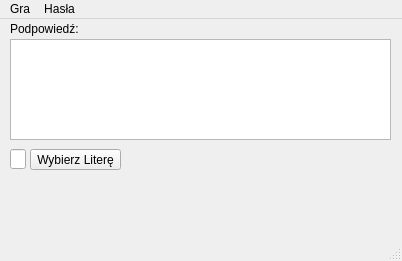
Before: the Qt Designer form oknoglowne.ui in MiszczProgramowania/KoloFortuny, drawn with Qt 5.
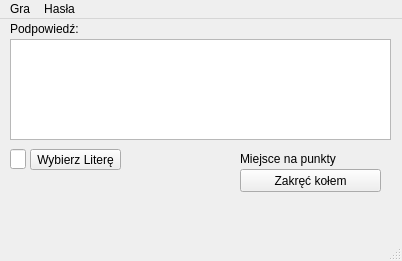
After: the same form once the commit is applied.

```diff
--- a/oknoglowne.ui
+++ b/oknoglowne.ui
@@ -129,6 +129,32 @@
      <string>Wybierz Literę</string>
     </property>
    </widget>
+   <widget class="QLabel" name="labelPunkty">
+    <property name="geometry">
+     <rect>
+      <x>240</x>
+      <y>130</y>
+      <width>151</width>
+      <height>20</height>
+     </rect>
+    </property>
+    <property name="text">
+     <string>Miejsce na punkty</string>
+    </property>
+   </widget>
+   <widget class="QPushButton" name="buttonLosuj">
+    <property name="geometry">
+     <rect>
+      <x>240</x>
+      <y>150</y>
+      <width>141</width>
+      <height>23</height>
+     </rect>
+    </property>
+    <property name="text">
+     <string>Zakręć kołem</string>
+    </property>
+   </widget>
   </widget>
   <widget class="QMenuBar" name="menuBar">
    <property name="geometry">
```
